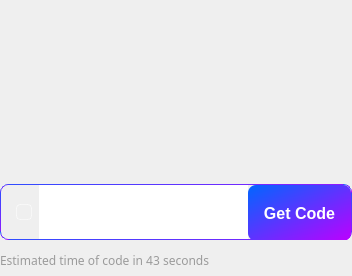
Before: the Qt Designer form ui/mobileLogin.ui in yechaoGitHub/AI, drawn with Qt 5.
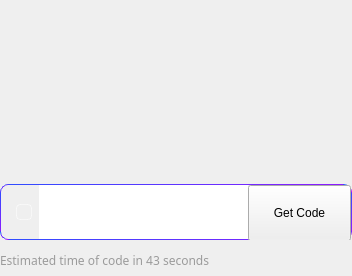
After: the same form once the commit is applied. Icons and pictures are not drawn. Custom widgets are drawn as their Qt base class.

```diff
--- a/ui/mobileLogin.ui
+++ b/ui/mobileLogin.ui
@@ -404,11 +404,21 @@
            <cursorShape>PointingHandCursor</cursorShape>
           </property>
           <property name="styleSheet">
-           <string notr="true">font-size:16px;
+           <string notr="true">QPushButton[enable=true]{
+font-size:16px;
 font-weight: 700;
 background-color:qlineargradient(spread:pad, x1:0, y1:0, x2:1, y2:1, stop:0 #0066FF, stop:1 #BD00FF);
 color:#FFFFFF;
-border-radius:8px;</string>
+border-radius:8px;
+}
+
+QPushButton[enable=false]{
+font-size:16px;
+font-weight: 700;
+background-color:rgba(156, 163, 175, 255);
+color:#FFFFFF;
+border-radius:8px;
+}</string>
           </property>
           <property name="text">
            <string>Get Code</string>
```
